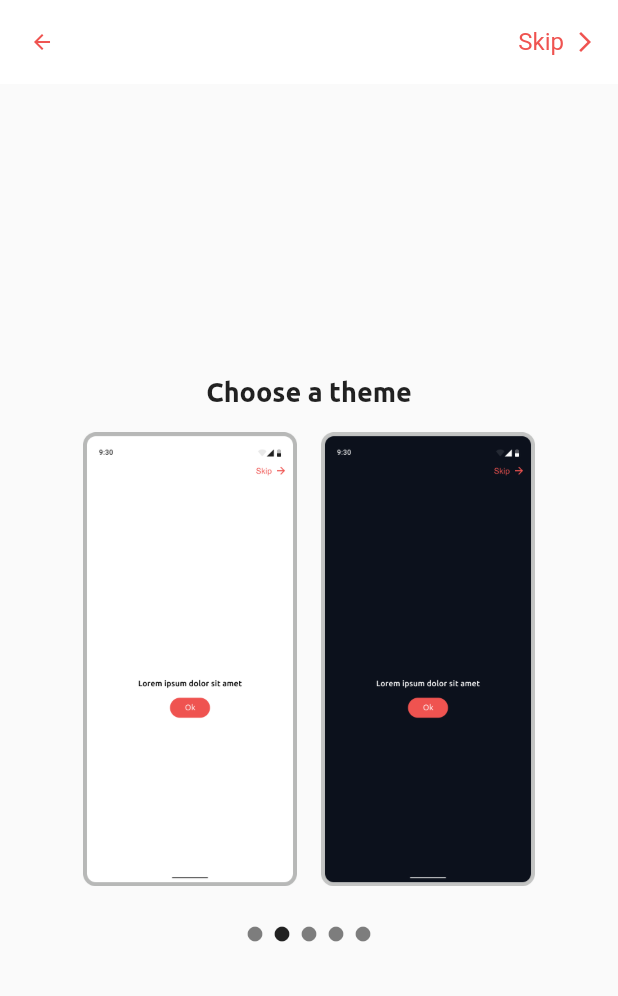
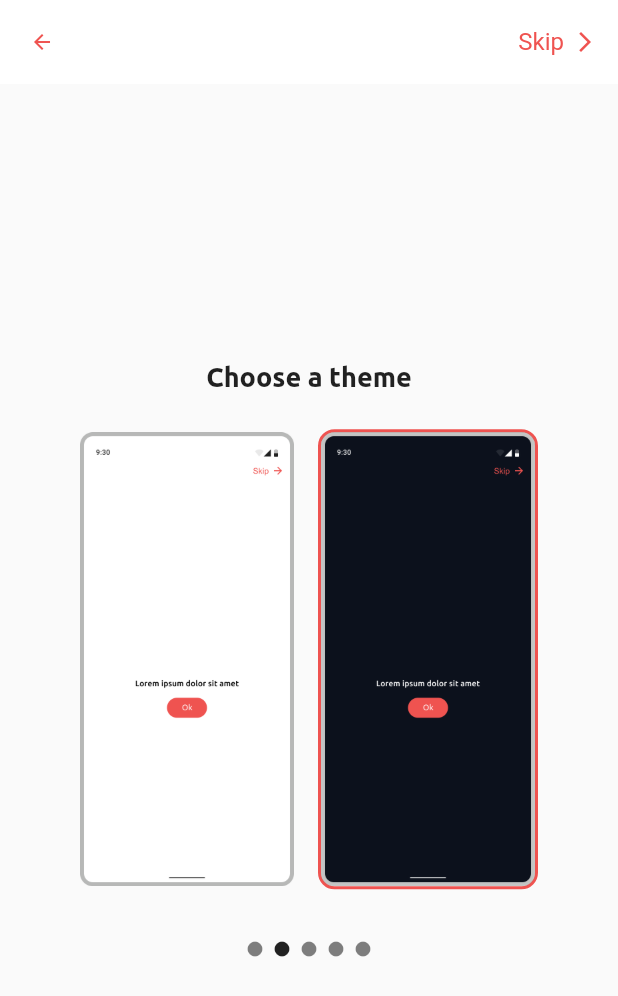
Before and after one commit to william-herring/wave, a Flutter app: the SetupView screen opened by its route, swiped to page 2, on a phone screen of 412 x 824 dp. Shown: the top 996 px of the screen. Run offline on Flutter 3.47's test engine with Material 2 defaults, Android fonts, the phone set to English and light mode, and no system bars; our stand-ins replace flutter_secure_storage; accounts and stored records are empty; project files that could hold a hidden picture were left out.

Commit message:
Theme picker built

```diff
--- a/client/lib/screens/setup_view.dart
+++ b/client/lib/screens/setup_view.dart
@@ -9,6 +9,8 @@ class SetupView extends StatefulWidget {
 
 class _SetupViewState extends State<SetupView> {
   late final PageController _pageController;
+  bool storeDataInCloud = true;
+  String theme = 'dark'; // TODO: Update theme accordingly
 
   @override
   void initState() {
@@ -73,12 +75,44 @@ class _SetupViewState extends State<SetupView> {
                       mainAxisAlignment: MainAxisAlignment.center,
                       children: [
                         Padding(
-                          padding: const EdgeInsets.only(left: 8.0, right: 8.0),
-                          child: Image.asset('assets/images/lightdeviceframe.png', scale: 9),
+                          padding: const EdgeInsets.all(8.0),
+                          child: Stack(
+                            children: <Widget>[
+                              Container(
+                                child: Image.asset('assets/images/lightdeviceframe.png', scale: 9),
+                                decoration: theme == 'light'? BoxDecoration(border: Border.all(color: Colors.red.shade400, width: 2), borderRadius: const BorderRadius.all(Radius.circular(11))) : null,
+                              ),
+                              Positioned.fill(
+                                child: Material(
+                                  color: Colors.transparent,
+                                  child: InkWell(
+                                    splashColor: Colors.red[400]?.withOpacity(0.5),
+                                    onTap: () => setState(() => theme = 'light'),
+                                  ),
+                                ),
+                              ),
+                            ],
+                          ),
                         ),
                         Padding(
-                          padding: const EdgeInsets.only(left: 8.0, right: 8.0),
-                          child: Image.asset('assets/images/darkdeviceframe.png', scale: 9),
+                          padding: const EdgeInsets.all(8.0),
+                          child: Stack(
+                            children: <Widget>[
+                              Container(
+                                  child: Image.asset('assets/images/darkdeviceframe.png', scale: 9),
+                                  decoration: theme == 'dark'? BoxDecoration(border: Border.all(color: Colors.red.shade400, width: 2), borderRadius: const BorderRadius.all(Radius.circular(11))) : null,
+                              ),
+                              Positioned.fill(
+                                child: Material(
+                                  color: Colors.transparent,
+                                  child: InkWell(
+                                    splashColor: Colors.red[400]?.withOpacity(0.5),
+                                    onTap: () => setState(() => theme = 'dark'),
+                                  ),
+                                ),
+                              ),
+                            ],
+                          ),
                         ),
                       ],
                     ),
@@ -98,8 +132,11 @@ class _SetupViewState extends State<SetupView> {
                 ),
                 Column(
                   mainAxisAlignment: MainAxisAlignment.center,
-                  children: const [
-                    Text('3'),
+                  children: [
+                    const Text('Where would you like us to store your data?', style: TextStyle(fontWeight: FontWeight.bold, fontSize: 18), textAlign: TextAlign.center),
+                    const SizedBox(height: 16.0),
+                    Text('Selected: ${storeDataInCloud? 'store in the cloud' : 'keep on my device'}', style: TextStyle(fontSize: 16, color: Theme.of(context).primaryColor.withOpacity(0.5)), textAlign: TextAlign.center),
+                    Switch.adaptive(value: storeDataInCloud, onChanged: (value) => setState(() => storeDataInCloud = value), activeColor: Colors.red[400]),
                   ],
                 ),
                 Column(
```
